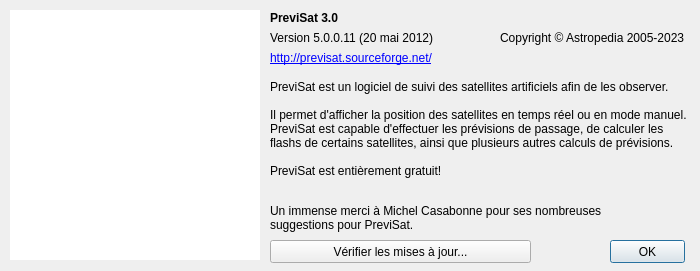
First picture: the form in src/interface/apropos/apropos.ui, repository mconsidine/previsat_archive, before the edit.
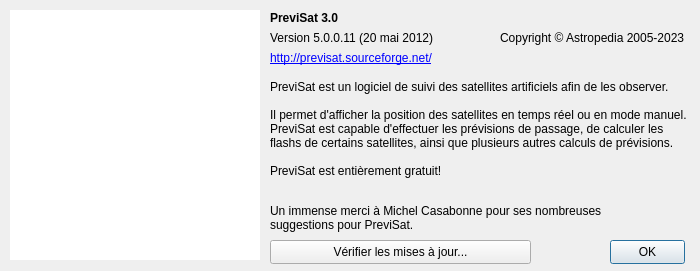
Second picture: the form after the edit. Icons and pictures are not drawn.

Patch:
```diff
--- a/src/interface/apropos/apropos.ui
+++ b/src/interface/apropos/apropos.ui
@@ -139,7 +139,7 @@
       <x>610</x>
       <y>240</y>
       <width>75</width>
-      <height>23</height>
+      <height>24</height>
      </rect>
     </property>
     <property name="text">
@@ -203,7 +203,7 @@
       <x>270</x>
       <y>240</y>
       <width>261</width>
-      <height>23</height>
+      <height>24</height>
      </rect>
     </property>
     <property name="text">
```
